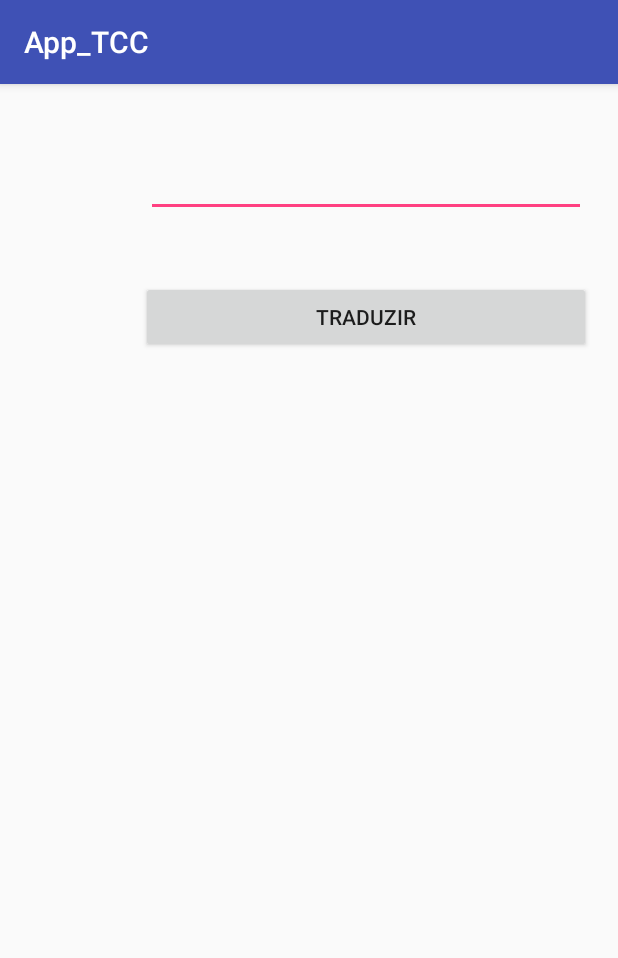
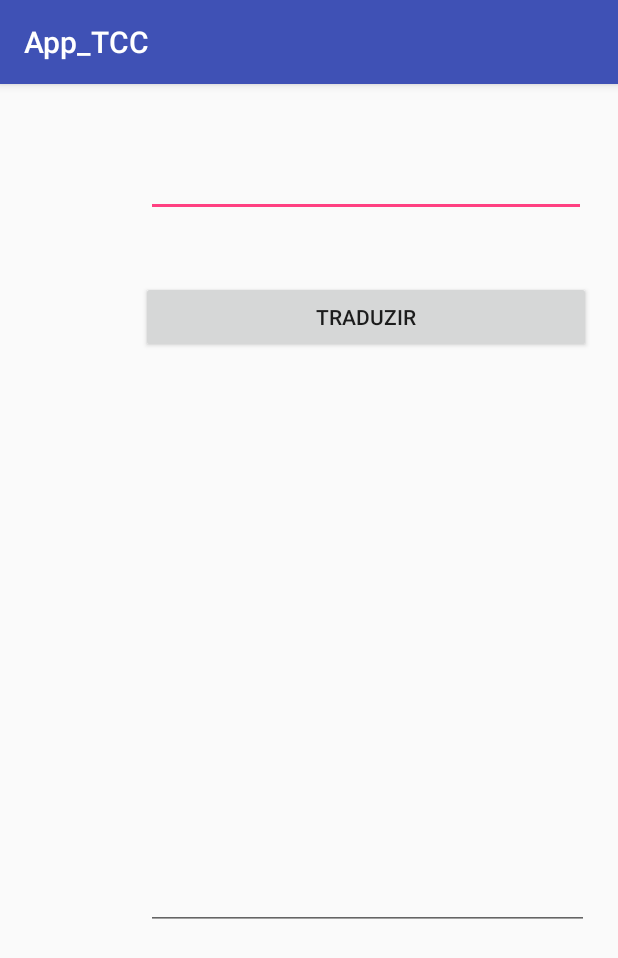
Before and after one commit to claudineibjr/app-tcc, an Android app: the ActSegundaTela screen opened directly, with no data from a screen before it, on a phone screen of 412 x 824 dp. Shown: the top 958 px of the screen. Run offline under Robolectric (Android 15) with nearby library versions, the phone set to English and light mode, and no system bars; libraries missing offline, so code that uses them is left out: com.google.cloud.translate; 1 statement that could not run was skipped.

Commit message:
commit
botão traduzir funcionando, tradução completa

```diff
--- a/CloudVision/app/src/main/res/layout/act_segunda_tela.xml
+++ b/CloudVision/app/src/main/res/layout/act_segunda_tela.xml
@@ -27,11 +27,28 @@
         android:id="@+id/btnTraduzir"
         android:layout_width="300dp"
         android:layout_height="48dp"
+        android:layout_marginEnd="18dp"
+        android:layout_marginTop="131dp"
+        android:onClick="clickTraduzir"
         android:text="@string/btnTraduzir"
-        tools:layout_constraintTop_creator="1"
+        app:layout_constraintRight_toRightOf="parent"
+        app:layout_constraintTop_toTopOf="parent"
         tools:layout_constraintRight_creator="1"
-        android:layout_marginEnd="18dp"
-        app:layout_constraintRight_toRightOf="parent"
-        android:layout_marginTop="131dp"
-        app:layout_constraintTop_toTopOf="parent" />
+        tools:layout_constraintTop_creator="1" />
+
+    <EditText
+        android:id="@+id/edtTraducao"
+        android:layout_width="0dp"
+        android:layout_height="40dp"
+        android:ems="10"
+        android:inputType="textPersonName"
+        tools:layout_constraintRight_creator="1"
+        tools:layout_constraintBottom_creator="1"
+        app:layout_constraintBottom_toBottomOf="parent"
+        android:layout_marginEnd="1dp"
+        app:layout_constraintRight_toRightOf="@+id/btnTraduzir"
+        tools:layout_constraintLeft_creator="1"
+        android:layout_marginBottom="204dp"
+        app:layout_constraintLeft_toLeftOf="@+id/edtName" />
+
 </android.support.constraint.ConstraintLayout>
--- a/CloudVision/app/src/main/res/values/strings.xml
+++ b/CloudVision/app/src/main/res/values/strings.xml
@@ -11,5 +11,6 @@
 
     <string name="btnTraduzir">Traduzir</string>
 
+
     <string name="image_picker_error">Something is wrong with that image. Pick a different one please.</string>
 </resources>
```
Also changed, not shown: CloudVision/app/src/main/java/com/google/sample/cloudvision/ActSegundaTela.java (+27 -0 lines).
